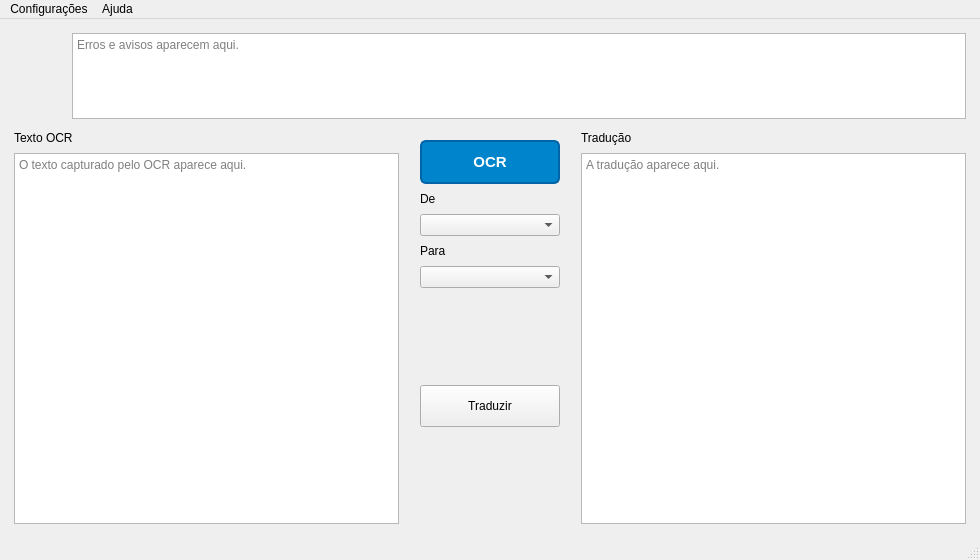
Yurigo1793/Atlas-hub, file ui/MainWindow.ui: the form before one commit.
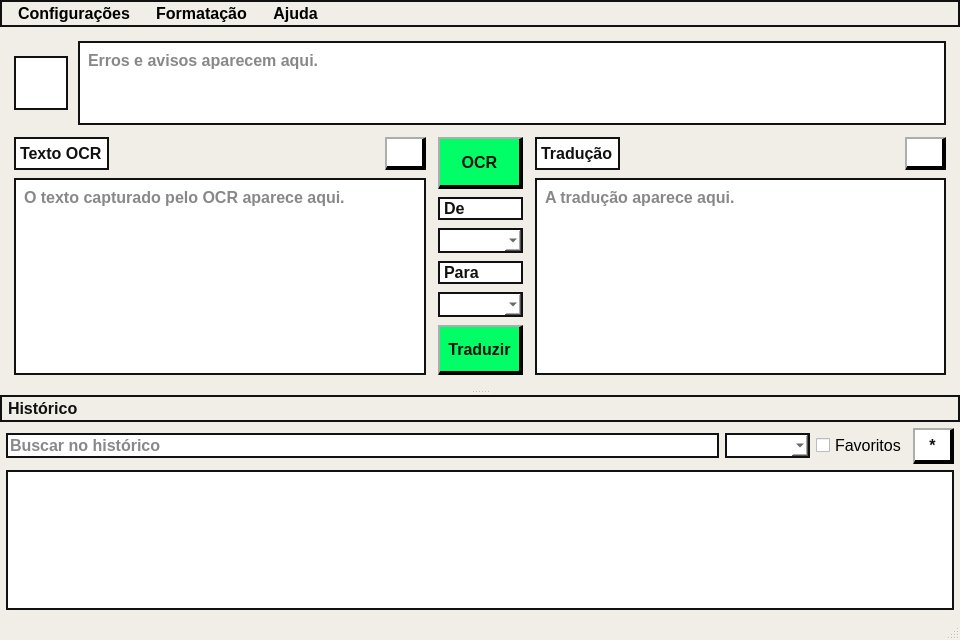
The form after the commit.

```diff
--- a/ui/MainWindow.ui
+++ b/ui/MainWindow.ui
@@ -6,12 +6,125 @@
    <rect>
     <x>0</x>
     <y>0</y>
-    <width>980</width>
-    <height>560</height>
+    <width>960</width>
+    <height>640</height>
    </rect>
   </property>
+  <property name="minimumSize">
+   <size>
+    <width>900</width>
+    <height>600</height>
+   </size>
+  </property>
+  <property name="mouseTracking">
+   <bool>false</bool>
+  </property>
   <property name="windowTitle">
-   <string>AtlasHub</string>
+   <string notr="true">AtlasHub</string>
+  </property>
+  <property name="styleSheet">
+   <string notr="true">* {
+    font-family: System;
+    font-size: 12pt;
+}
+
+QMainWindow {
+    background-color: #F0EEE6;
+}
+
+QMenuBar {
+    background-color: #F0EEE6;
+    border: 2px solid #111111;
+    font-weight: bold;
+}
+
+QMenuBar::item {
+    background: transparent;
+    padding: 2px 10px;
+}
+
+QMenuBar::item:selected {
+    background: #111111;
+    color: #FFFFFF;
+}
+
+QMenu {
+    background: #F0EEE6;
+    color: #111111;
+    border: 2px solid #111111;
+    font-weight: bold;
+}
+
+QMenu::item {
+    padding: 4px 26px 4px 16px;
+}
+
+QMenu::item:selected {
+    background: #00FF66;
+    color: #111111;
+}
+
+QToolBar {
+    background: #FFFFFF;
+    border-top: 2px solid #adadad;
+    border-left: 2px solid #adadad;
+    border-right: 4px solid #000000;
+    border-bottom: 4px solid #000000;
+    padding: 6px;
+    spacing: 6px;
+}
+
+QLabel, QLineEdit, QComboBox, QTextEdit, QPlainTextEdit, QListWidget {
+    background: #FFFFFF;
+    color: #111111;
+    border: 2px solid #111111;
+    font-weight: bold;
+}
+
+QTextEdit, QPlainTextEdit, QListWidget {
+    padding: 4px;
+}
+
+QPushButton, QToolButton {
+    background: #FFFFFF;
+    color: #111111;
+    border-top: 2px solid #adadad;
+    border-left: 2px solid #adadad;
+    border-right: 4px solid #000000;
+    border-bottom: 4px solid #000000;
+    padding: 4px 8px;
+    font-weight: bold;
+}
+
+QPushButton:pressed, QToolButton:pressed {
+    border-top: 4px solid #000000;
+    border-left: 4px solid #000000;
+    border-right: 2px solid #adadad;
+    border-bottom: 2px solid #adadad;
+    padding-top: 6px;
+    padding-left: 10px;
+    padding-right: 6px;
+    padding-bottom: 2px;
+}
+
+QPushButton#btnRunOCR, QPushButton#btnTranslate {
+    background-color: #00FF66;
+}
+
+QDockWidget {
+    background-color: #F0EEE6;
+    color: #111111;
+    font-weight: bold;
+}
+
+QDockWidget::title {
+    background: #F0EEE6;
+    border: 2px solid #111111;
+    padding: 2px;
+}</string>
+  </property>
+  <property name="unifiedTitleAndToolBarOnMac">
+   <bool>false</bool>
   </property>
   <widget class="QWidget" name="centralwidget">
    <layout class="QVBoxLayout" name="mainLayout">
@@ -39,16 +152,19 @@
        <widget class="QLabel" name="appIconLabel">
         <property name="minimumSize">
          <size>
-          <width>48</width>
-          <height>48</height>
+          <width>54</width>
+          <height>54</height>
          </size>
         </property>
         <property name="maximumSize">
          <size>
-          <width>48</width>
-          <height>48</height>
+          <width>54</width>
+          <height>54</height>
          </size>
         </property>
+        <property name="styleSheet">
+         <string notr="true">background-color: #FFFFFF;</string>
+        </property>
         <property name="text">
          <string/>
         </property>
@@ -62,13 +178,13 @@
         <property name="minimumSize">
          <size>
           <width>0</width>
-          <height>72</height>
+          <height>84</height>
          </size>
         </property>
         <property name="maximumSize">
          <size>
           <width>16777215</width>
-          <height>86</height>
+          <height>104</height>
          </size>
         </property>
         <property name="readOnly">
@@ -92,6 +208,11 @@
          <number>8</number>
         </property>
         <item>
+         <layout class="QHBoxLayout" name="ocrHeaderLayout">
+          <property name="spacing">
+           <number>6</number>
+          </property>
+          <item>
          <widget class="QLabel" name="ocrTextLabel">
          <property name="text">
            <string>Texto OCR</string>
@@ -99,6 +220,31 @@
          </widget>
         </item>
         <item>
+           <spacer name="ocrHeaderSpacer">
+            <property name="orientation">
+             <enum>Qt::Orientation::Horizontal</enum>
+            </property>
+            <property name="sizeHint" stdset="0">
+             <size>
+              <width>40</width>
+              <height>20</height>
+             </size>
+            </property>
+           </spacer>
+          </item>
+          <item>
+           <widget class="QToolButton" name="copyOcrButton">
+            <property name="toolTip">
+             <string>Copiar texto OCR</string>
+            </property>
+            <property name="autoRaise">
+             <bool>true</bool>
+            </property>
+           </widget>
+          </item>
+         </layout>
+        </item>
+        <item>
          <widget class="QTextEdit" name="textOutput">
           <property name="readOnly">
            <bool>false</bool>
@@ -111,19 +257,6 @@
        </layout>
       </item>
       <item>
-       <widget class="QWidget" name="translationControls">
-        <property name="minimumSize">
-         <size>
-          <width>158</width>
-          <height>0</height>
-         </size>
-        </property>
-        <property name="maximumSize">
-         <size>
-          <width>190</width>
-          <height>16777215</height>
-         </size>
-        </property>
         <layout class="QVBoxLayout" name="controlsLayout">
          <property name="spacing">
           <number>8</number>
@@ -133,23 +266,9 @@
            <property name="minimumSize">
             <size>
              <width>0</width>
-             <height>44</height>
-            </size>
-           </property>
-           <property name="font">
-            <font>
-             <pointsize>11</pointsize>
-             <bold>true</bold>
-            </font>
-           </property>
-           <property name="styleSheet">
-            <string notr="true">background-color: rgb(0, 133, 204);
-color: white;
-border: 2px solid rgb(0, 100, 168);
-border-radius: 6px;
-padding: 6px;
-font-weight: bold;</string>
-           </property>
+            <height>52</height>
+           </size>
+          </property>
            <property name="text">
             <string>OCR</string>
            </property>
@@ -193,7 +312,7 @@
            <property name="minimumSize">
             <size>
              <width>0</width>
-             <height>42</height>
+            <height>50</height>
             </size>
            </property>
            <property name="text">
@@ -215,7 +334,6 @@
           </spacer>
          </item>
         </layout>
-       </widget>
       </item>
       <item>
        <layout class="QVBoxLayout" name="translationPanelLayout">
@@ -223,6 +341,11 @@
          <number>8</number>
         </property>
         <item>
+         <layout class="QHBoxLayout" name="translationHeaderLayout">
+          <property name="spacing">
+           <number>6</number>
+          </property>
+          <item>
          <widget class="QLabel" name="translationTextLabel">
           <property name="text">
            <string>Tradução</string>
@@ -230,6 +353,31 @@
          </widget>
         </item>
         <item>
+           <spacer name="translationHeaderSpacer">
+            <property name="orientation">
+             <enum>Qt::Orientation::Horizontal</enum>
+            </property>
+            <property name="sizeHint" stdset="0">
+             <size>
+              <width>40</width>
+              <height>20</height>
+             </size>
+            </property>
+           </spacer>
+          </item>
+          <item>
+           <widget class="QToolButton" name="copyTranslationButton">
+            <property name="toolTip">
+             <string>Copiar tradução</string>
+            </property>
+            <property name="autoRaise">
+             <bool>true</bool>
+            </property>
+           </widget>
+          </item>
+         </layout>
+        </item>
+        <item>
          <widget class="QTextEdit" name="translationOutput">
           <property name="readOnly">
            <bool>false</bool>
@@ -245,19 +393,146 @@
     </item>
    </layout>
   </widget>
+  <widget class="QDockWidget" name="historyDock">
+   <property name="maximumSize">
+    <size>
+     <width>524287</width>
+     <height>252</height>
+    </size>
+   </property>
+   <property name="features">
+    <set>QDockWidget::DockWidgetFeature::NoDockWidgetFeatures</set>
+   </property>
+   <property name="allowedAreas">
+    <set>Qt::DockWidgetArea::BottomDockWidgetArea|Qt::DockWidgetArea::LeftDockWidgetArea|Qt::DockWidgetArea::RightDockWidgetArea</set>
+   </property>
+   <property name="windowTitle">
+    <string>Histórico</string>
+   </property>
+   <attribute name="dockWidgetArea">
+    <number>8</number>
+   </attribute>
+   <widget class="QWidget" name="historyPanel">
+    <layout class="QVBoxLayout" name="historyLayout">
+     <property name="spacing">
+      <number>6</number>
+     </property>
+     <property name="leftMargin">
+      <number>6</number>
+     </property>
+     <property name="topMargin">
+      <number>6</number>
+     </property>
+     <property name="rightMargin">
+      <number>6</number>
+     </property>
+     <property name="bottomMargin">
+      <number>6</number>
+     </property>
+     <item>
+      <layout class="QHBoxLayout" name="historyFilterLayout">
+       <property name="spacing">
+        <number>6</number>
+       </property>
+       <item>
+        <widget class="QLineEdit" name="historySearchEdit">
+         <property name="placeholderText">
+          <string>Buscar no histórico</string>
+         </property>
+         <property name="clearButtonEnabled">
+          <bool>true</bool>
+         </property>
+        </widget>
+       </item>
+       <item>
+        <widget class="QComboBox" name="historyDateFilterCombo"/>
+       </item>
+       <item>
+        <widget class="QCheckBox" name="historyFavoritesOnlyCheck">
+         <property name="text">
+          <string>Favoritos</string>
+         </property>
+        </widget>
+       </item>
+       <item>
+        <widget class="QToolButton" name="historyFavoriteButton">
+         <property name="enabled">
+          <bool>false</bool>
+         </property>
+         <property name="toolTip">
+          <string>Favoritar captura selecionada</string>
+         </property>
+         <property name="text">
+          <string>*</string>
+         </property>
+        </widget>
+       </item>
+      </layout>
+     </item>
+     <item>
+      <widget class="QListWidget" name="historyList">
+       <property name="baseSize">
+        <size>
+         <width>1</width>
+         <height>1</height>
+        </size>
+       </property>
+       <property name="mouseTracking">
+        <bool>true</bool>
+       </property>
+       <property name="tabletTracking">
+        <bool>true</bool>
+       </property>
+       <property name="alternatingRowColors">
+        <bool>true</bool>
+       </property>
+       <property name="uniformItemSizes">
+        <bool>true</bool>
+       </property>
+      </widget>
+     </item>
+    </layout>
+   </widget>
+  </widget>
   <widget class="QMenuBar" name="menubar">
    <property name="geometry">
     <rect>
      <x>0</x>
      <y>0</y>
-     <width>980</width>
-     <height>22</height>
+     <width>960</width>
+     <height>25</height>
     </rect>
    </property>
    <widget class="QMenu" name="menuconf">
    <property name="title">
      <string>Configurações</string>
    </property>
+    <widget class="QMenu" name="menuUiLanguage">
+     <property name="title">
+      <string>Idioma da interface</string>
+     </property>
+     <addaction name="actionPortuguese"/>
+     <addaction name="actionEnglish"/>
+     <addaction name="actionFrench"/>
+    </widget>
+    <addaction name="menuUiLanguage"/>
+    <addaction name="separator"/>
+    <addaction name="actionConfigureHotkey"/>
+    <addaction name="actionStartWithWindows"/>
+    <addaction name="actionStartMinimized"/>
+    <addaction name="actionDarkTheme"/>
+    <addaction name="actionSmartLanguages"/>
+    <addaction name="actionClearHistory"/>
+   </widget>
+   <widget class="QMenu" name="menuFormatacao">
+    <property name="title">
+     <string>Formatação</string>
+    </property>
+    <addaction name="actionBold"/>
+    <addaction name="actionItalic"/>
+    <addaction name="actionUnderline"/>
+    <addaction name="separator"/>
+    <addaction name="actionTextColor"/>
   </widget>
    <widget class="QMenu" name="menuAjuda">
     <property name="title">
@@ -266,6 +541,7 @@
     <addaction name="actionHelp"/>
    </widget>
    <addaction name="menuconf"/>
+   <addaction name="menuFormatacao"/>
    <addaction name="menuAjuda"/>
   </widget>
   <widget class="QStatusBar" name="statusbar"/>
```
Left out of the diff: 126 changed lines with no effect on the pictures. Lines whose indentation alone changed are shown as unchanged.
